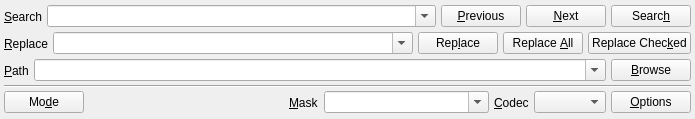
Above: v2/branches/dev/plugins/base/SearchAndReplaceV2/src/SearchWidget.ui from testmana2/mks before the change. Below: the same form after it.
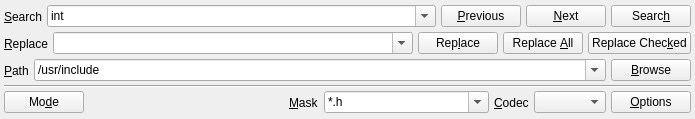
That is the form after the change. Icons and pictures are not drawn.

Commit message: Introduce SearchModel and SearchDock classes. Search is now working in all modes. Performance is already very best than the old search plugin, but not yet totally freeze free ( it remain small freeze in big folder like /usr/include ) and when scrolling big search results list.

The edit to the form file:
```diff
--- a/v2/branches/dev/plugins/base/SearchAndReplaceV2/src/SearchWidget.ui
+++ b/v2/branches/dev/plugins/base/SearchAndReplaceV2/src/SearchWidget.ui
@@ -53,6 +53,11 @@
         <property name="editable">
          <bool>true</bool>
         </property>
+        <item>
+         <property name="text">
+          <string>int</string>
+         </property>
+        </item>
        </widget>
       </item>
       <item>
@@ -221,6 +226,11 @@
         <property name="editable">
          <bool>true</bool>
         </property>
+        <item>
+         <property name="text">
+          <string>/usr/include</string>
+         </property>
+        </item>
        </widget>
       </item>
       <item>
@@ -338,6 +348,11 @@
            <property name="editable">
             <bool>true</bool>
            </property>
+           <item>
+            <property name="text">
+             <string>*.h</string>
+            </property>
+           </item>
           </widget>
          </item>
         </layout>
```
Left out of the diff: 16 changed lines with no effect on the pictures. The commit also changes 14 other files.
